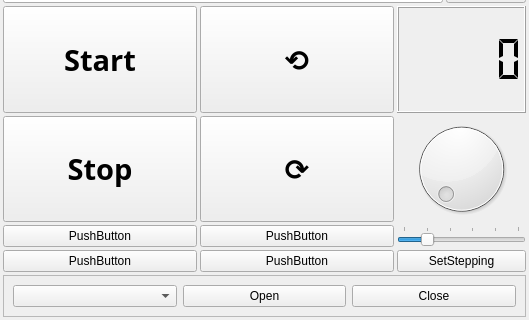
tuxcodejohn/Drehblubbe, file mainwindow.ui: the form before one commit; both pictures show x 0 to 529 and y 317 to 637 of the 529 by 637 pixel window.
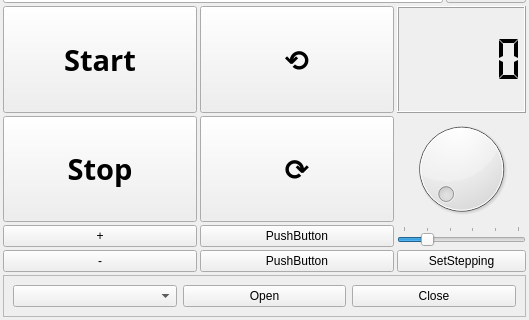
The form after the commit.

Diff of the .ui file:
```diff
--- a/mainwindow.ui
+++ b/mainwindow.ui
@@ -235,7 +235,7 @@
              </sizepolicy>
             </property>
             <property name="text">
-             <string>PushButton</string>
+             <string>+</string>
             </property>
            </widget>
           </item>
@@ -248,7 +248,7 @@
              </sizepolicy>
             </property>
             <property name="text">
-             <string>PushButton</string>
+             <string>-</string>
             </property>
            </widget>
           </item>
```
Left out of the diff: 4 changed lines with no effect on the pictures.
